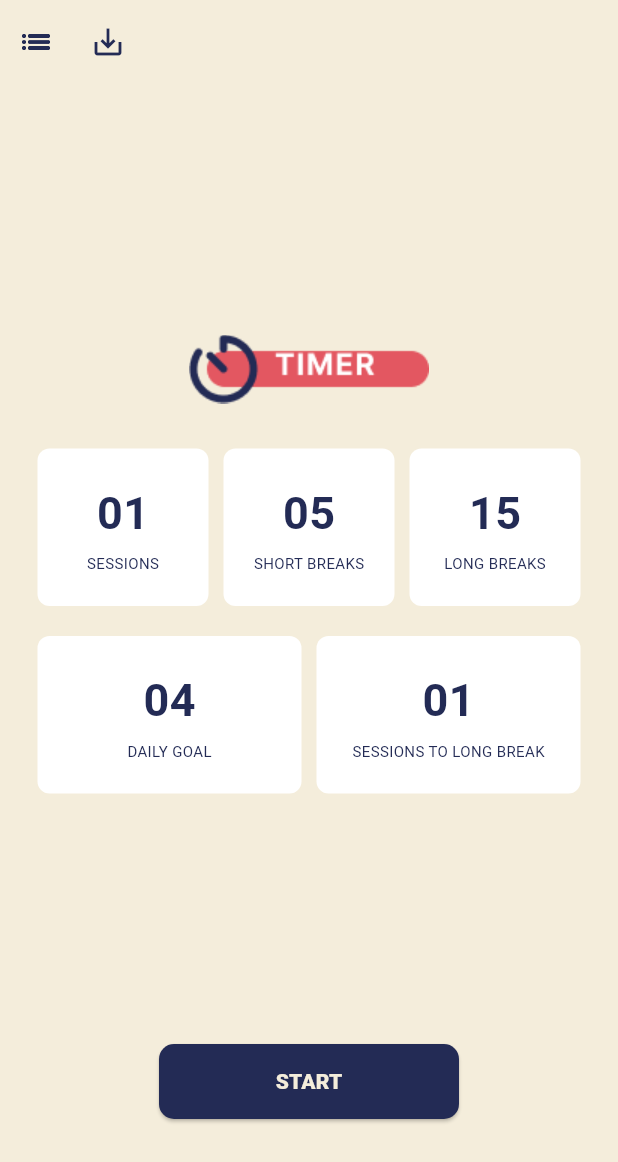
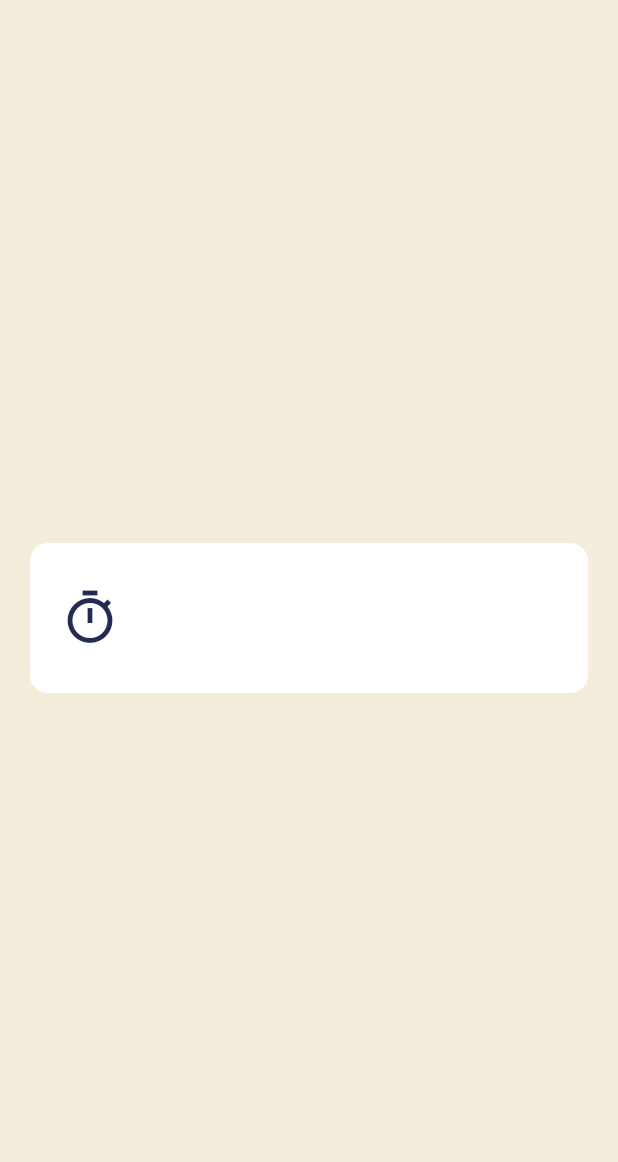
Before and after one commit to jinscodes/pomodoro_app, a Flutter app: the SettingScreen screen opened directly, after a tap on the "list" icon, on a phone screen of 412 x 824 dp. Shown: the top 1162 px of the screen. Run offline on Flutter 3.47's test engine with Material 3 defaults, Android fonts, the phone set to English and light mode, and no system bars; our stand-ins replace flutter_svg.

Commit message:
timer list

```diff
--- /dev/null
+++ b/lib/lists/timer_list.dart
@@ -0,0 +1,31 @@
+import 'package:flutter/material.dart';
+
+class TimerList extends StatelessWidget {
+  const TimerList({super.key});
+
+  @override
+  Widget build(BuildContext context) {
+    return Container(
+      width: double.infinity,
+      height: 100,
+      decoration: BoxDecoration(
+        color: Colors.white,
+        borderRadius: BorderRadius.circular(12.0),
+      ),
+      child: Padding(
+        padding: const EdgeInsets.symmetric(
+          horizontal: 20,
+        ),
+        child: Row(
+          children: [
+            Icon(
+              Icons.timer_outlined,
+              size: 40,
+              color: Theme.of(context).textTheme.displayLarge!.color,
+            ),
+          ],
+        ),
+      ),
+    );
+  }
+}
--- a/lib/screens/setting_screen.dart
+++ b/lib/screens/setting_screen.dart
@@ -2,6 +2,7 @@ import 'package:flutter/material.dart';
 import 'package:pomodoro_app/common/button.dart';
 import 'package:pomodoro_app/pomodoro/timerContainer.dart';
 import 'package:pomodoro_app/screens/pomodoro_screen.dart';
+import 'package:pomodoro_app/screens/timer_list_screen.dart';
 
 class SettingScreen extends StatefulWidget {
   const SettingScreen({super.key});
@@ -73,7 +74,12 @@ class _SettingScreenState extends State<SettingScreen> {
           children: [
             IconButton(
               onPressed: () {
-                print("ICON list");
+                Navigator.push(
+                  context,
+                  MaterialPageRoute(
+                    builder: (context) => const TimerListScreen(),
+                  ),
+                );
               },
               icon: Icon(
                 Icons.list_outlined,
--- /dev/null
+++ b/lib/screens/timer_list_screen.dart
@@ -0,0 +1,19 @@
+import 'package:flutter/material.dart';
+import 'package:pomodoro_app/lists/timer_list.dart';
+
+class TimerListScreen extends StatelessWidget {
+  const TimerListScreen({super.key});
+
+  @override
+  Widget build(BuildContext context) {
+    return Scaffold(
+      backgroundColor: Theme.of(context).cardColor,
+      body: const Center(
+        child: Padding(
+          padding: EdgeInsets.all(20.0),
+          child: TimerList(),
+        ),
+      ),
+    );
+  }
+}
```
